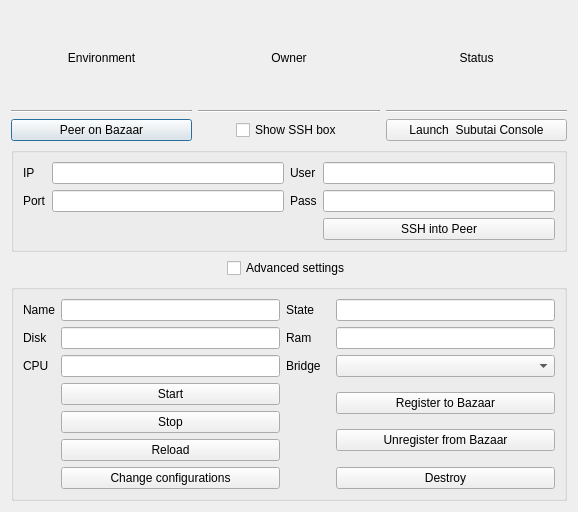
The window that hub/forms/DlgPeer.ui (subutai-io/control-center) describes before a commit, drawn with Qt 5.
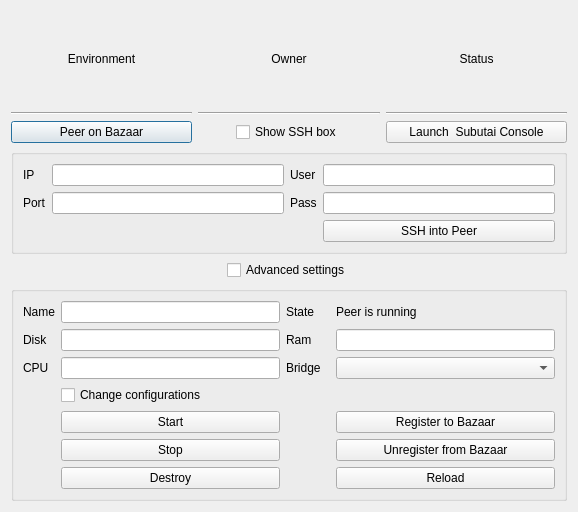
The same window after the commit.

Patch:
```diff
--- a/hub/forms/DlgPeer.ui
+++ b/hub/forms/DlgPeer.ui
@@ -179,58 +179,28 @@
       <string/>
      </property>
      <layout class="QGridLayout" name="gridLayout_3">
-      <item row="4" column="3">
-       <layout class="QVBoxLayout" name="verticalLayout_4">
-        <item>
-         <widget class="QPushButton" name="btn_register">
-          <property name="text">
-           <string>Register to Bazaar</string>
-          </property>
-         </widget>
-        </item>
-        <item>
-         <widget class="QPushButton" name="btn_unregister">
-          <property name="text">
-           <string>Unregister from Bazaar</string>
-          </property>
-         </widget>
-        </item>
-       </layout>
+      <item row="3" column="2">
+       <widget class="QLabel" name="lbl_bridge">
+        <property name="text">
+         <string>Bridge</string>
+        </property>
+       </widget>
       </item>
-      <item row="4" column="1">
-       <layout class="QVBoxLayout" name="verticalLayout_3">
-        <item>
-         <widget class="QPushButton" name="btn_start">
-          <property name="text">
-           <string>Start</string>
-          </property>
-         </widget>
-        </item>
-        <item>
-         <widget class="QPushButton" name="btn_stop">
-          <property name="text">
-           <string>Stop</string>
-          </property>
-         </widget>
-        </item>
-        <item>
-         <widget class="QPushButton" name="pushButton_2">
-          <property name="text">
-           <string>Reload</string>
-          </property>
-         </widget>
-        </item>
-       </layout>
+      <item row="2" column="1">
+       <widget class="QLineEdit" name="le_disk"/>
       </item>
-      <item row="1" column="0">
-       <widget class="QLabel" name="lbl_name">
+      <item row="2" column="3">
+       <widget class="QLineEdit" name="le_ram"/>
+      </item>
+      <item row="2" column="2">
+       <widget class="QLabel" name="lbl_ram">
         <property name="text">
-         <string>Name</string>
+         <string>Ram</string>
         </property>
        </widget>
       </item>
-      <item row="1" column="1">
-       <widget class="QLineEdit" name="le_name"/>
+      <item row="3" column="1">
+       <widget class="QLineEdit" name="le_cpu"/>
       </item>
       <item row="1" column="2">
        <widget class="QLabel" name="lbl_state">
@@ -245,24 +215,10 @@
         </property>
        </widget>
       </item>
-      <item row="5" column="3">
-       <widget class="QPushButton" name="btn_destroy">
+      <item row="6" column="3">
+       <widget class="QPushButton" name="btn_reload">
         <property name="text">
-         <string>Destroy</string>
-        </property>
-       </widget>
-      </item>
-      <item row="5" column="1">
-       <widget class="QPushButton" name="pushButton">
-        <property name="text">
-         <string>Change configurations</string>
-        </property>
-       </widget>
-      </item>
-      <item row="2" column="2">
-       <widget class="QLabel" name="label_6">
-        <property name="text">
-         <string>Ram</string>
+         <string>Reload</string>
         </property>
        </widget>
       </item>
@@ -273,8 +229,29 @@
         </property>
        </widget>
       </item>
-      <item row="1" column="3">
-       <widget class="QLineEdit" name="le_state"/>
+      <item row="1" column="1">
+       <widget class="QLineEdit" name="le_name"/>
+      </item>
+      <item row="3" column="3">
+       <widget class="QComboBox" name="cmb_bridge"/>
+      </item>
+      <item row="5" column="1">
+       <layout class="QVBoxLayout" name="verticalLayout_3">
+        <item>
+         <widget class="QPushButton" name="btn_start">
+          <property name="text">
+           <string>Start</string>
+          </property>
+         </widget>
+        </item>
+        <item>
+         <widget class="QPushButton" name="btn_stop">
+          <property name="text">
+           <string>Stop</string>
+          </property>
+         </widget>
+        </item>
+       </layout>
       </item>
       <item row="3" column="0">
        <widget class="QLabel" name="label_7">
@@ -283,24 +260,51 @@
         </property>
        </widget>
       </item>
-      <item row="3" column="2">
-       <widget class="QLabel" name="label_8">
+      <item row="6" column="1">
+       <widget class="QPushButton" name="btn_destroy">
         <property name="text">
-         <string>Bridge</string>
+         <string>Destroy</string>
         </property>
        </widget>
       </item>
-      <item row="2" column="1">
-       <widget class="QLineEdit" name="lineEdit"/>
+      <item row="1" column="0">
+       <widget class="QLabel" name="lbl_name">
+        <property name="text">
+         <string>Name</string>
+        </property>
+       </widget>
       </item>
-      <item row="3" column="1">
-       <widget class="QLineEdit" name="lineEdit_2"/>
+      <item row="5" column="3">
+       <layout class="QVBoxLayout" name="verticalLayout_4">
+        <item>
+         <widget class="QPushButton" name="btn_register">
+          <property name="text">
+           <string>Register to Bazaar</string>
+          </property>
+         </widget>
+        </item>
+        <item>
+         <widget class="QPushButton" name="btn_unregister">
+          <property name="text">
+           <string>Unregister from Bazaar</string>
+          </property>
+         </widget>
+        </item>
+       </layout>
       </item>
-      <item row="2" column="3">
-       <widget class="QLineEdit" name="lineEdit_3"/>
+      <item row="4" column="1">
+       <widget class="QCheckBox" name="change_confugre">
+        <property name="text">
+         <string>Change configurations</string>
+        </property>
+       </widget>
       </item>
-      <item row="3" column="3">
-       <widget class="QComboBox" name="comboBox"/>
+      <item row="1" column="3">
+       <widget class="QLabel" name="le_status">
+        <property name="text">
+         <string>Peer is running</string>
+        </property>
+       </widget>
       </item>
      </layout>
     </widget>
```
Left out of the diff: 136 changed lines with no effect on the pictures.
